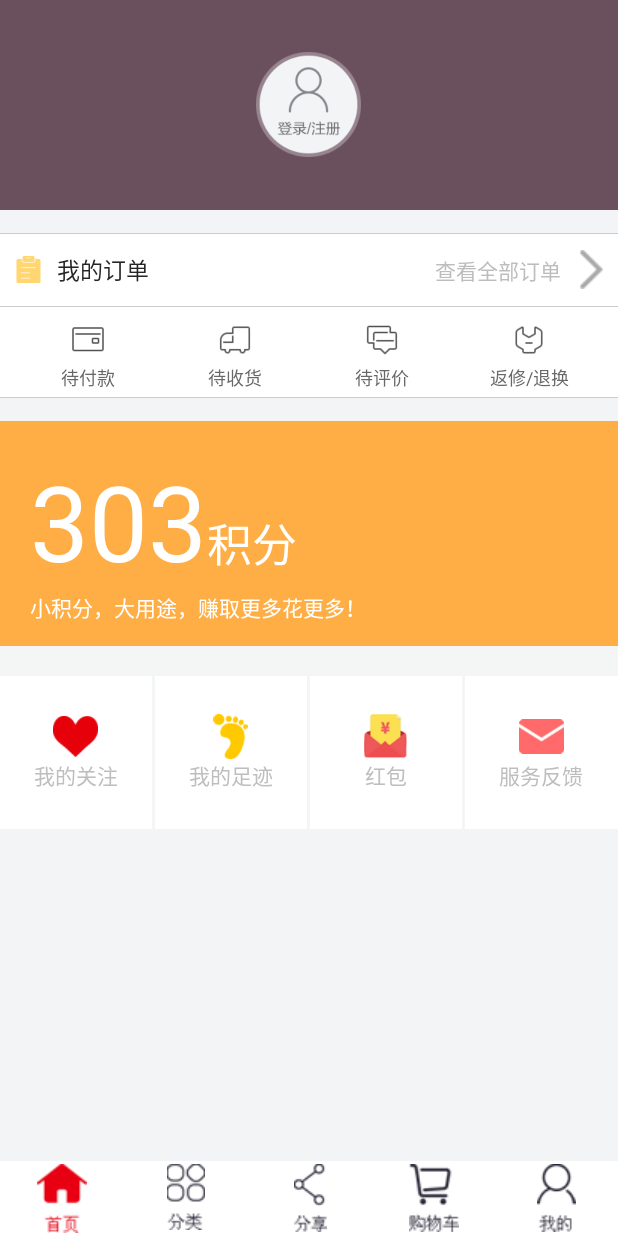
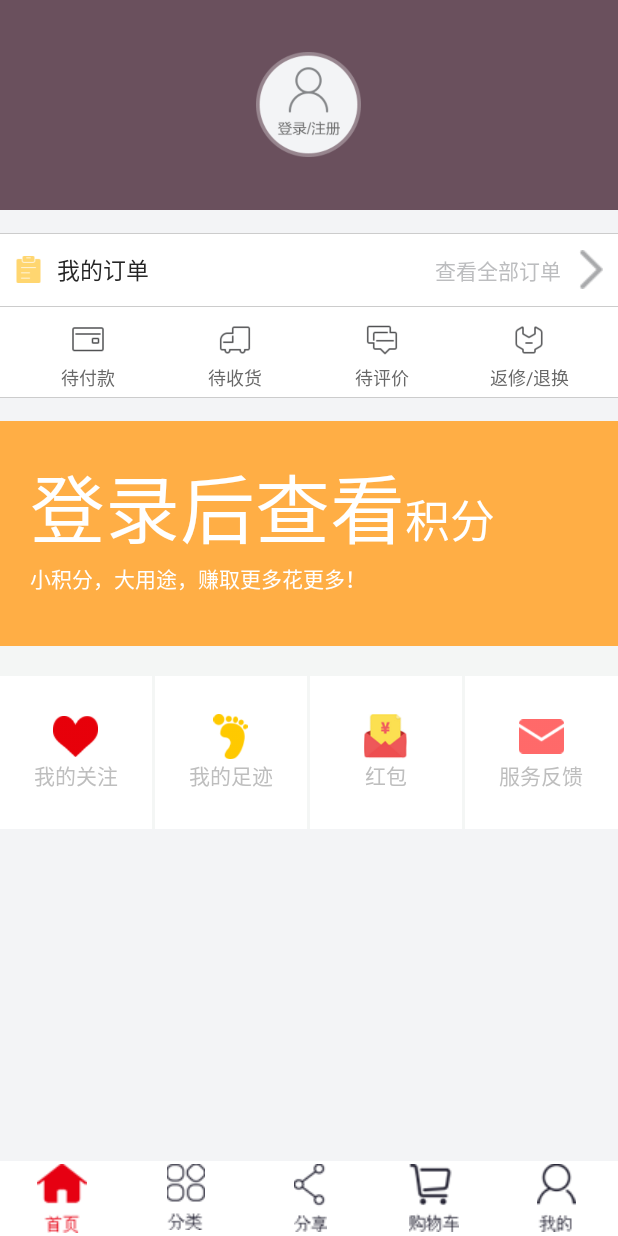
Before and after one commit to Mag1skY/recliam_app, an Android app: the fragment MyPersonalFragment placed in its activity, on a phone screen of 412 x 824 dp. Run offline under Robolectric (Android 15) with nearby library versions, the phone set to English and light mode, and no system bars; our stand-ins replace CircleImageView; libraries missing offline, so code that uses them is left out: com.amap.api, com.facebook.drawee; plain views replace JDCircleImageView, SimpleDraweeView; 10 statements that could not run were skipped.

Commit message:
积分系统完善

```diff
--- a/app/src/main/java/com/wythe/mall/Client/ClientThread.java
+++ b/app/src/main/java/com/wythe/mall/Client/ClientThread.java
@@ -28,7 +28,7 @@ public class ClientThread{
     public static int point;
 
 
-    public static int val_point;
+    public static int val_point=0;
     public static String statue;
 
     public boolean run() {
--- a/app/src/main/java/com/wythe/mall/ui/MyPersonalFragment.java
+++ b/app/src/main/java/com/wythe/mall/ui/MyPersonalFragment.java
@@ -4,6 +4,7 @@ import android.os.Bundle;
 import android.view.LayoutInflater;
 import android.view.View;
 import android.view.ViewGroup;
+import android.widget.TextView;
 
 import androidx.fragment.app.Fragment;
 
@@ -21,11 +22,21 @@ public class MyPersonalFragment extends Fragment implements View.OnClickListener
 
     private View view;
 
+    private TextView point;
+
 
     @Override
     public View onCreateView(LayoutInflater inflater, ViewGroup container, Bundle savedInstanceState) {
         view = inflater.inflate(R.layout.my_fragment_personal, container, false);
         initView();
+        point=(TextView) view.findViewById(R.id.my_point);
+        if(UserManager.getInstance().isLogin()==false){
+            point.setText("登录后查看");
+            point.setTextSize(50);
+        }else{
+            point.setText(Integer.toString(UserManager.getInstance().point));
+            point.setTextSize(70);
+        }
         return view;
     }
 
--- a/app/src/main/res/layout/my_fragment_personal.xml
+++ b/app/src/main/res/layout/my_fragment_personal.xml
@@ -255,6 +255,7 @@
                     android:layout_height="wrap_content"
                     android:orientation="horizontal">
                     <TextView
+                        android:id="@+id/my_point"
                         android:layout_width="wrap_content"
                         android:layout_height="wrap_content"
                         android:text="303"
```
